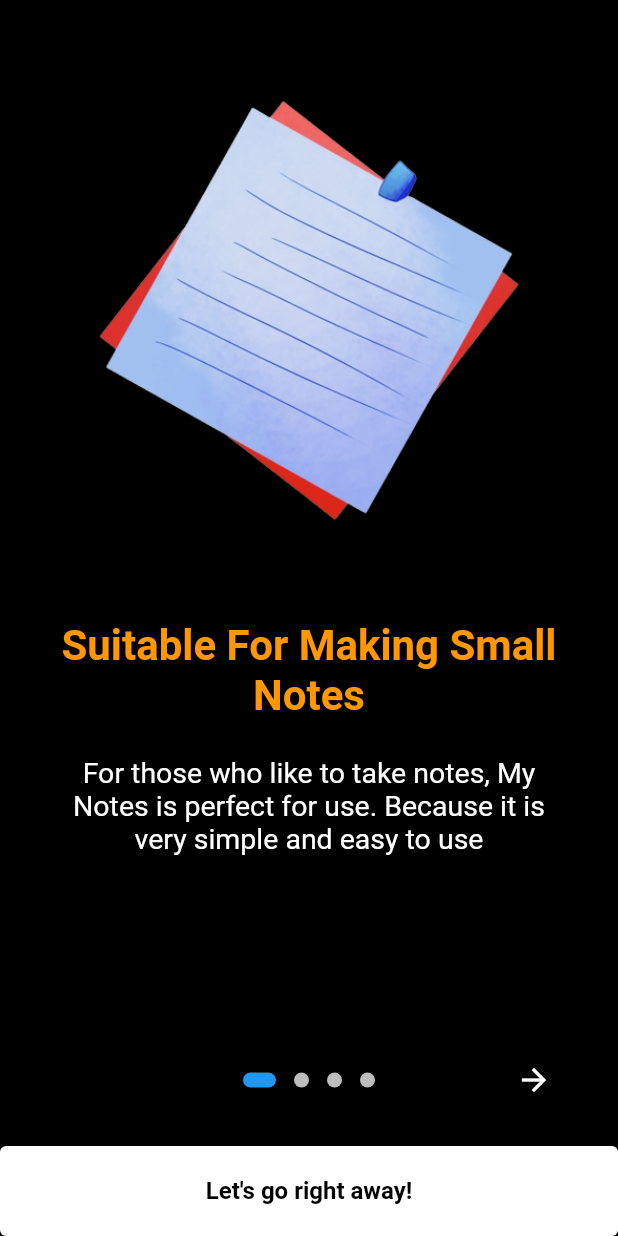
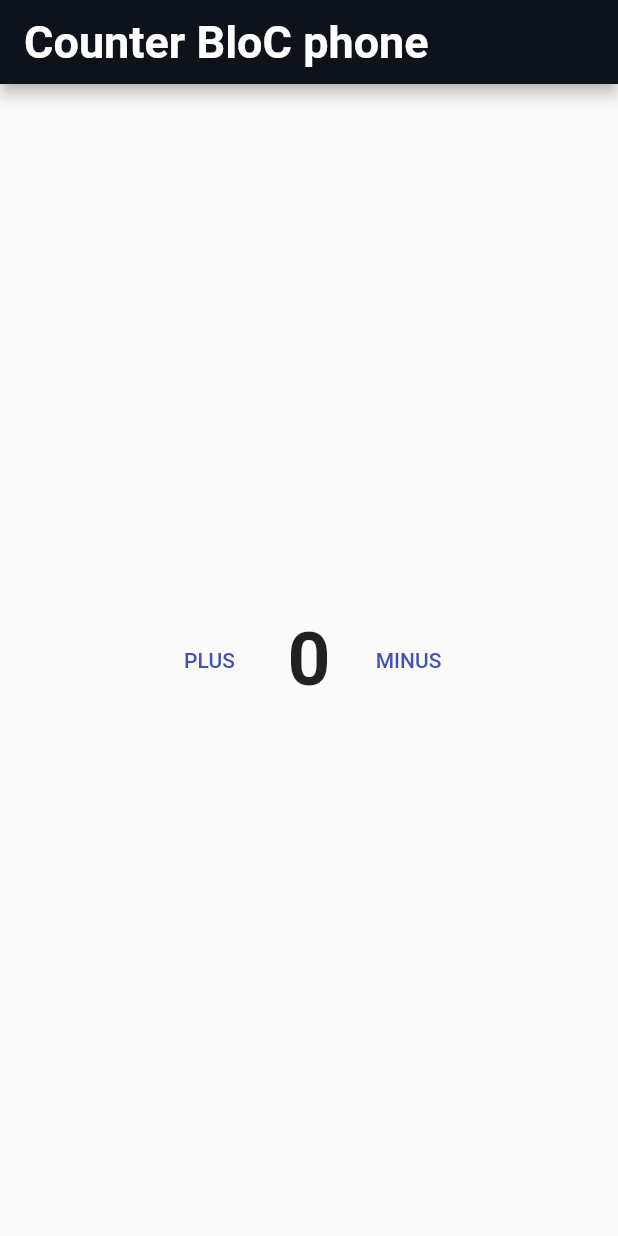
Before and after one commit to MChassanNajib/AppChatFireBaseAndNotes, a Flutter app: the screen it shows after launch, on a phone screen of 412 x 824 dp. Run offline on Flutter 3.47's test engine with Material 2 defaults, Android fonts, the phone set to English and light mode, and no system bars; drawn by our look-alikes of introduction_screen; our stand-ins replace flutter_bloc.

Commit message:
feat [IM] create counter state management & responsive

```diff
--- /dev/null
+++ b/lib/Responsive/dimention.dart
@@ -0,0 +1,4 @@
+// set the common device dimensions here for mobile / tablet / desktop
+
+const mobileWidth = 600;
+  const tabletWidth = 1000;
--- /dev/null
+++ b/lib/Responsive/mobile_body.dart
@@ -0,0 +1,77 @@
+import 'package:flutter/material.dart';
+import 'package:flutter_bloc/flutter_bloc.dart';
+import '../cubit/cubit.dart';
+import '../cubit/states.dart';
+
+class MyMobileBody extends StatelessWidget {
+  const MyMobileBody({Key? key}) : super(key: key);
+
+  @override
+  Widget build(BuildContext context) {
+    Color mainColor = Color(0xff0E121A);
+    Color secondColor = Color(0xffE5FFE6);
+    Color trithColor = Color(0xffD9D9D9);
+    return BlocProvider(
+      create: (BuildContext context) => CounterCubit(),
+      child: BlocConsumer<CounterCubit, CounterStates>(
+        listener: (BuildContext context, CounterStates state) {
+          if (state is CounterPlusState) {
+            //print('plus state ${state.counter}');
+          }
+          if (state is CounterMinusState) {
+            //print('minus state ${state.counter}');
+          }
+        },
+        builder: (BuildContext context, CounterStates state) {
+          return Scaffold(
+            appBar: AppBar(
+              backgroundColor: mainColor,
+              title: const Text(
+                "Counter BloC phone",
+                style: TextStyle(
+                  fontSize: 30,
+                  fontWeight: FontWeight.bold,
+                ),
+              ),
+            ),
+            body: Center(
+              child: Row(
+                mainAxisAlignment: MainAxisAlignment.center,
+                children: [
+                  TextButton(
+                    onPressed: () {
+                      CounterCubit.get(context).plus();
+                    },
+                    child: const Text(
+                      "PLUS",
+                    ),
+                  ),
+                  Padding(
+                    padding: const EdgeInsets.symmetric(
+                      horizontal: 20,
+                    ),
+                    child: Text(
+                      "${CounterCubit.get(context).counter}",
+                      style: const TextStyle(
+                        fontWeight: FontWeight.bold,
+                        fontSize: 50,
+                      ),
+                    ),
+                  ),
+                  TextButton(
+                    onPressed: () {
+                      CounterCubit.get(context).minus();
+                    },
+                    child: const Text(
+                      "MINUS",
+                    ),
+                  ),
+                ],
+              ),
+            ),
+          );
+        },
+      ),
+    );
+  }
+}
--- /dev/null
+++ b/lib/Responsive/responsive_layout.dart
@@ -0,0 +1,23 @@
+import 'package:flutter/material.dart';
+import 'package:flutter/widgets.dart';
+import 'dimention.dart';
+
+class ResponsiveLayout extends StatelessWidget {
+  final Widget mobileBody;
+  final Widget desktopBody;
+
+  ResponsiveLayout({ required this.mobileBody, required this.desktopBody});
+
+  @override
+  Widget build(BuildContext context) {
+    return LayoutBuilder(
+      builder: (context, constraints) {
+        if (constraints.maxWidth < mobileWidth) {
+          return mobileBody;
+        }else {
+          return desktopBody;
+        }
+      },
+    );
+  }
+}
--- /dev/null
+++ b/lib/cubit/cubit.dart
@@ -0,0 +1,41 @@
+import 'package:flutter_bloc/flutter_bloc.dart';
+import 'package:mynotes/cubit/states.dart';
+
+class CounterCubit extends Cubit<CounterStates> {
+  int counter = 0;
+
+  CounterCubit() : super(CounterInitialState());
+
+  static CounterCubit get(context) =>
+      BlocProvider.of(context);
+
+  void minus() {
+    counter--;
+    emit(CounterMinusState(counter: counter));
+  }
+  // void kali() {
+  //   counter * 2;
+  //   emit(CounterMinusState(counter: counter));
+  // }
+  void bagi() {
+    counter = (counter/2) as int;
+    emit(CounterMinusState(counter: counter));
+  }
+  void kali() {
+    counter *= 2;
+    emit(CounterMinusState(counter: counter));
+  }
+  // void bagi() {
+  //   counter/2;
+  //   emit(CounterMinusState(counter: counter));
+  // }
+ // void bagi() {
+ //    emit(CounterMinusState(counter: counter / 1));
+ //  }
+
+
+  void plus() {
+    counter++;
+    emit(CounterPlusState(counter: counter));
+  }
+}
--- /dev/null
+++ b/lib/cubit/states.dart
@@ -0,0 +1,12 @@
+abstract class CounterStates {}
+
+class CounterInitialState extends CounterStates {}
+
+class CounterPlusState extends CounterStates {
+  final int? counter;
+  CounterPlusState({this.counter});
+}
+class CounterMinusState extends CounterStates {
+  final int? counter;
+  CounterMinusState({this.counter});
+}
--- a/lib/main.dart
+++ b/lib/main.dart
@@ -1,32 +1,38 @@
+// ignore_for_file: prefer_const_constructors
+import 'package:flutter/widgets.dart';
 import 'package:flutter/material.dart';
-import 'package:mynotes/Page/Screen/IntroApp/introapp.dart';
-import 'package:mynotes/Page/Screen/SplashScreen/splashscreen.dart';
+import 'notes.dart';
 
 void main() {
   runApp(const MyApp());
 }
 
 class MyApp extends StatelessWidget {
-  const MyApp({super.key});
+  const MyApp({Key? key}) : super(key: key);
 
-  // This widget is the root of your application.
   @override
   Widget build(BuildContext context) {
     return MaterialApp(
-      title: 'Flutter Demo',
-      theme: ThemeData(
-        // This is the theme of your application.
-        //
-        // Try running your application with "flutter run". You'll see the
-        // application has a blue toolbar. Then, without quitting the app, try
-        // changing the primarySwatch below to Colors.green and then invoke
-        // "hot reload" (press "r" in the console where you ran "flutter run",
-        // or simply save your changes to "hot reload" in a Flutter IDE).
-        // Notice that the counter didn't reset back to zero; the application
-        // is not restarted.
-        primarySwatch: Colors.blue,
-      ),
-      home: OnBoardingPage(),
+      debugShowCheckedModeBanner: false,
+      home: notes(),
+      theme: ThemeData(primarySwatch: Colors.indigo),
     );
   }
 }
+
+// import 'package:flutter/material.dart';
+// import 'package:responsif_notes/screen/counter_screen.dart';
+
+// void main() {
+
+//   runApp( MyApp());
+// }
+
+// class MyApp extends StatelessWidget {
+//   @override
+//   Widget build(BuildContext context) {
+//     return MaterialApp(
+//       home:CounterBloc(),
+//     );
+//   }
+// }
--- /dev/null
+++ b/lib/notes.dart
@@ -0,0 +1,24 @@
+import 'package:flutter/material.dart';
+import 'package:flutter/widgets.dart';
+import 'package:mynotes/responsive/desktop_body.dart';
+import 'package:mynotes/responsive/mobile_body.dart';
+import 'package:mynotes/responsive/responsive_layout.dart';
+
+class notes extends StatefulWidget {
+  const notes({Key? key}) : super(key: key);
+
+  @override
+  _notesState createState() => _notesState();
+}
+
+class _notesState extends State<notes> {
+  @override
+  Widget build(BuildContext context) {
+    return Scaffold(
+      body: ResponsiveLayout(
+        mobileBody: MyMobileBody(),
+        desktopBody: MyDesktopBody(),
+      ),
+    );
+  }
+}
--- a/pubspec.yaml
+++ b/pubspec.yaml
@@ -37,6 +37,8 @@ dependencies:
   # Use with the CupertinoIcons class for iOS style icons.
   cupertino_icons: ^1.0.2
   introduction_screen: ^3.1.4
+  flutter_bloc: ^8.0.1
+  bloc: ^8.0.3
 
 
 dev_dependencies:
```
Also changed, not shown: lib/Responsive/desktop_body.dart (added, +103 -0 lines), lib/screen/counter_screen.dart (added, +73 -0 lines), pubspec.lock.
